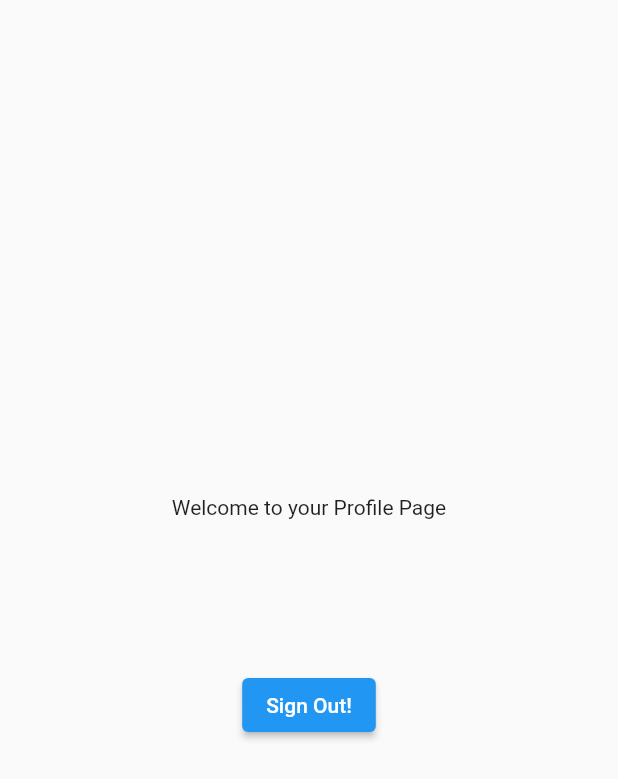
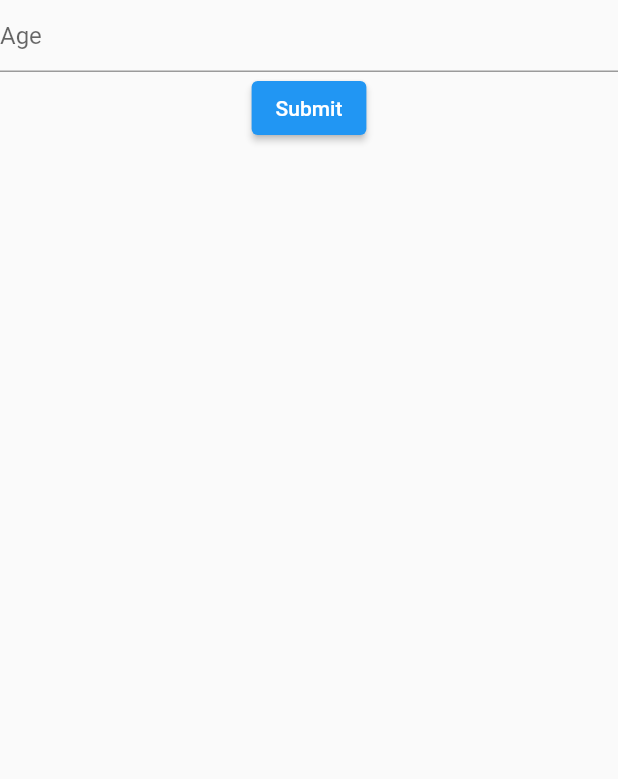
Before and after one commit to CrystalDarling2000/login, a Flutter app: the screen it shows once a user with an empty profile is signed in, on a phone screen of 412 x 824 dp. Shown: the top 779 px of the screen. Run offline on Flutter 3.47's test engine with Material 2 defaults, Android fonts, the phone set to English and light mode, and no system bars; our stand-ins replace cloud_firestore, firebase_auth, firebase_core; accounts and stored records are empty; network calls fail.

Commit message:
second-commit

```diff
--- a/lib/main.dart
+++ b/lib/main.dart
@@ -3,6 +3,7 @@ import 'package:firebase_auth/firebase_auth.dart';
 import 'package:firebase_core/firebase_core.dart';
 import 'package:flutter/material.dart';
 import 'package:login_vanguard/firebase_options.dart';
+import 'package:login_vanguard/patients.dart';
 import 'profile_screen.dart';
 import 'auth.dart';
 
@@ -28,7 +29,7 @@ class MyApp extends StatelessWidget {
         stream: FirebaseAuth.instance.authStateChanges(),
         builder: (context, snapshot) {
           if (snapshot.hasData) {
-            return ProfileScreen();
+            return Patients();
           } else {
             return const LoginScreen();
           }
--- a/lib/patients.dart
+++ b/lib/patients.dart
@@ -0,0 +1,37 @@
+import 'package:firebase_core/firebase_core.dart';
+import 'package:flutter/material.dart';
+import 'package:cloud_firestore/cloud_firestore.dart';
+import 'package:flutter/src/widgets/framework.dart';
+import 'package:flutter/src/widgets/placeholder.dart';
+
+class Patients extends StatefulWidget {
+  const Patients({super.key});
+
+  @override
+  _PatientsState createState() => _PatientsState();
+}
+
+class _PatientsState extends State<Patients> {
+
+  @override
+  Widget build(BuildContext context) {
+    final db = FirebaseFirestore.instance.collection('doctor');
+    final ageController = TextEditingController();
+
+     void  handle(){
+      final age = ageController.value.text;
+      final db = FirebaseFirestore.instance.collection('doctor').doc();
+      db.set({'age':age});
+  };
+
+    return Scaffold(body: Column(children: [
+      TextField(
+        controller:ageController,
+        decoration: InputDecoration(hintText: 'Age',),),
+        ElevatedButton(onPressed: (){
+          handle();
+        }, child: Text('Submit'))
+    ],),
+    );
+  }
+}
```
